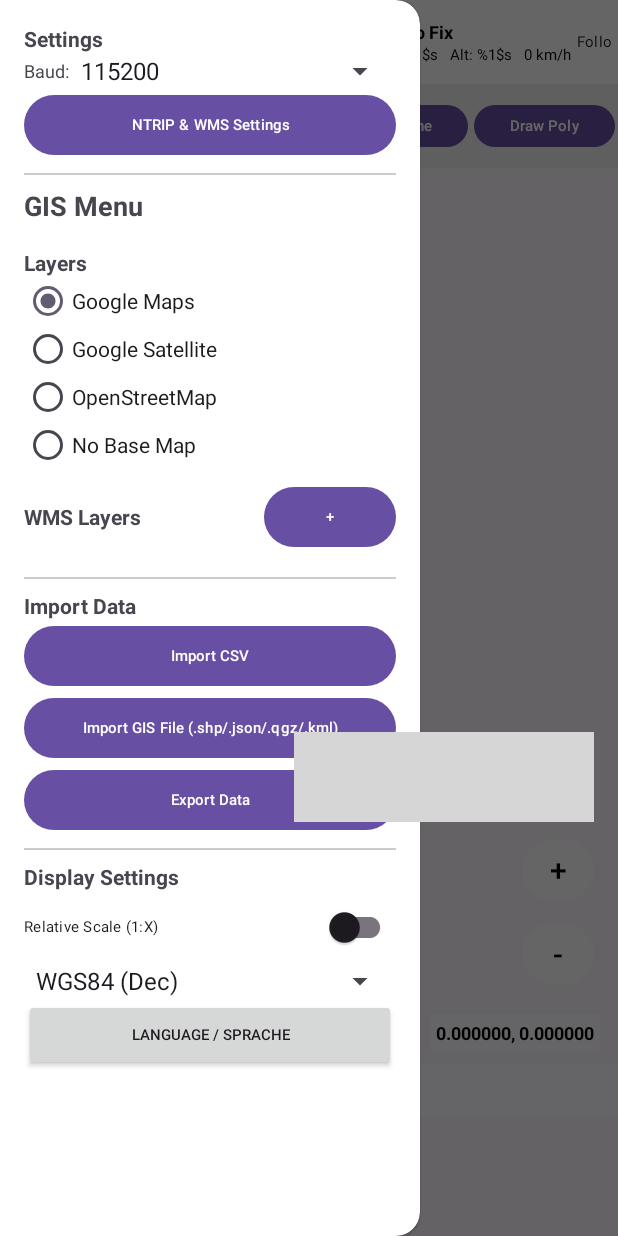
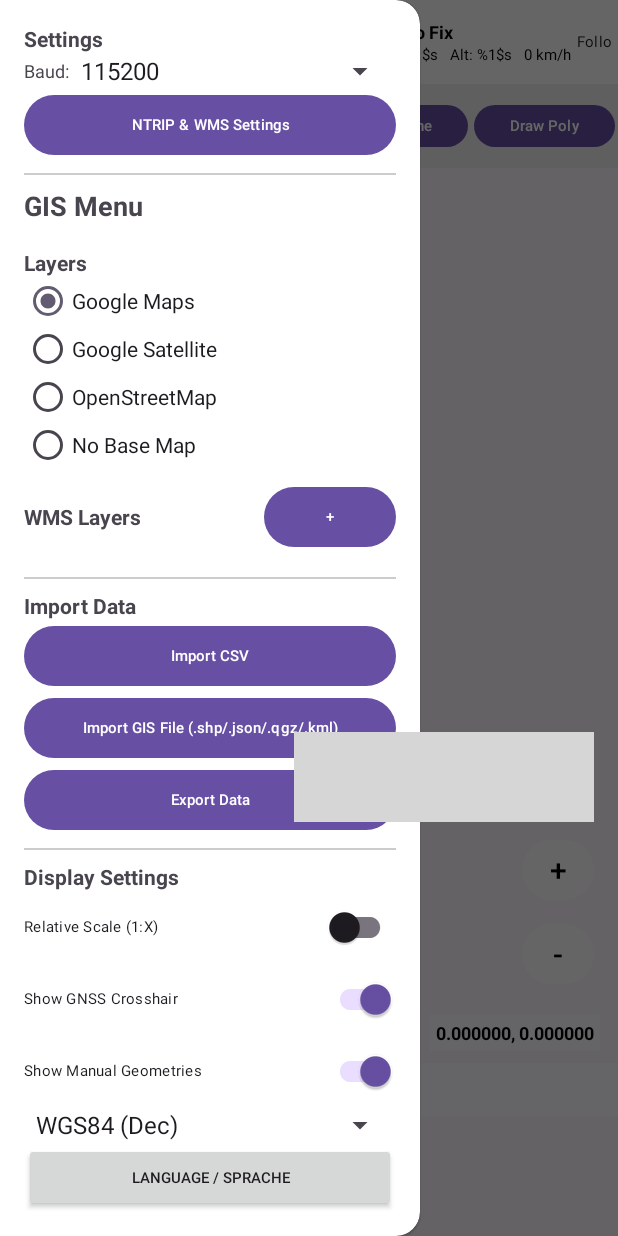
Before and after one commit to fahrradfahrer-sudo/gis_v3, an Android app: the screen it shows after launch (MainActivity), with the side drawer open, on a phone screen of 412 x 824 dp. Run offline under Robolectric (Android 15) with nearby library versions, the phone set to English and light mode, and no system bars; libraries missing offline, so code that uses them is left out: com.hoho.android, org.maplibre.android, org.maplibre.geojson; plain views replace MapView; 14 statements that could not run were skipped; grey boxes are pictures that could not be loaded.

Commit message:
feat: add GIS tools, German localization, and UI refinements
- Redesign GNSS crosshair and measurement targets with transparent centers and halos for better visibility.
- Implement 'Notes' field for all drawn and imported geometries.
- Add 'Add Point @ GNSS' tool to create features at current coordinates.
- Implement vertex snapping (Magnet) and 'Move by Distance/Bearing' editing tools.
- Add full German localization and persistent language switcher.
- Add UI toggles for GNSS crosshair and manual geometry visibility.
- Fix MapLibre expression issues for feature labels.

Co-authored-by: fahrradfahrer-sudo <214816447+fahrradfahrer-sudo@users.noreply.github.com>

```diff
--- a/app/src/main/java/de/witt3d_gis/MainActivity.kt
+++ b/app/src/main/java/de/witt3d_gis/MainActivity.kt
@@ -110,6 +110,8 @@ class MainActivity : AppCompatActivity(), SerialLocationManager.LocationListener
     private lateinit var arrowIcon: View
     private lateinit var scaleBar: ScaleBarView
     private lateinit var coordsText: TextView
+    private lateinit var crosshairSwitch: SwitchCompat
+    private lateinit var manualDataSwitch: SwitchCompat
     private lateinit var crsSpinner: Spinner
     private lateinit var wmsLayerContainer: LinearLayout
     private lateinit var addWmsButton: Button
@@ -227,6 +229,8 @@ class MainActivity : AppCompatActivity(), SerialLocationManager.LocationListener
         arrowIcon = findViewById(R.id.arrowIcon)
         scaleBar = findViewById(R.id.scaleBar)
         coordsText = findViewById(R.id.coordsText)
+        crosshairSwitch = navView.findViewById(R.id.crosshairSwitch)
+        manualDataSwitch = navView.findViewById(R.id.manualDataSwitch)
         wmsLayerContainer = navView.findViewById(R.id.wmsLayerContainer)
         addWmsButton = navView.findViewById(R.id.addWmsButton)
 
@@ -250,6 +254,16 @@ class MainActivity : AppCompatActivity(), SerialLocationManager.LocationListener
 
         navView.findViewById<SwitchCompat>(R.id.scaleModeSwitch).setOnCheckedChangeListener { _, isChecked ->
             scaleBar.isRelativeMode = isChecked
+        }
+
+        crosshairSwitch.setOnCheckedChangeListener { _, isChecked ->
+            if (::map.isInitialized) {
+                map.locationComponent.isLocationComponentEnabled = isChecked
+            }
+        }
+
+        manualDataSwitch.setOnCheckedChangeListener { _, _ ->
+            refreshFeatureLayer()
         }
 
         serialLocationManager = SerialLocationManager(this)
@@ -597,7 +611,7 @@ class MainActivity : AppCompatActivity(), SerialLocationManager.LocationListener
                     .build()
 
                 map.locationComponent.activateLocationComponent(options)
-                map.locationComponent.isLocationComponentEnabled = true
+                map.locationComponent.isLocationComponentEnabled = if (::crosshairSwitch.isInitialized) crosshairSwitch.isChecked else true
                 map.locationComponent.renderMode = RenderMode.NORMAL
                 map.locationComponent.cameraMode = CameraMode.NONE
 
@@ -1369,6 +1383,15 @@ class MainActivity : AppCompatActivity(), SerialLocationManager.LocationListener
     private fun refreshFeatureLayer() {
         if (!::map.isInitialized) return
         val style = map.style ?: return
+
+        if (::manualDataSwitch.isInitialized && !manualDataSwitch.isChecked) {
+            style.removeLayer("import-fill-layer")
+            style.removeLayer("import-line-layer")
+            style.removeLayer("import-circle-layer")
+            style.removeLayer("import-label-layer")
+            return
+        }
+
         try {
             val collection = FeatureCollection.fromFeatures(ArrayList(currentFeatures))
             val source = style.getSource("import-source") as? GeoJsonSource
@@ -1421,7 +1444,20 @@ class MainActivity : AppCompatActivity(), SerialLocationManager.LocationListener
             if (style.getLayer("import-label-layer") == null) {
                 style.addLayer(SymbolLayer("import-label-layer", "import-source").apply {
                     setProperties(
-                        PropertyFactory.textField(org.maplibre.android.style.expressions.Expression.coalesce(org.maplibre.android.style.expressions.Expression.get("name"), org.maplibre.android.style.expressions.Expression.literal(""))),
+                        PropertyFactory.textField(
+                            org.maplibre.android.style.expressions.Expression.format(
+                                org.maplibre.android.style.expressions.Expression.formatEntry(
+                                    org.maplibre.android.style.expressions.Expression.coalesce(org.maplibre.android.style.expressions.Expression.get("name"), org.maplibre.android.style.expressions.Expression.literal(""))
+                                ),
+                                org.maplibre.android.style.expressions.Expression.formatEntry(
+                                    org.maplibre.android.style.expressions.Expression.switchCase(
+                                        org.maplibre.android.style.expressions.Expression.has("notes"),
+                                        org.maplibre.android.style.expressions.Expression.concat(org.maplibre.android.style.expressions.Expression.literal("\n"), org.maplibre.android.style.expressions.Expression.get("notes")),
+                                        org.maplibre.android.style.expressions.Expression.literal("")
+                                    )
+                                )
+                            )
+                        ),
                         PropertyFactory.textSize(14f),
                         PropertyFactory.textOffset(arrayOf(0f, 1.5f)),
                         PropertyFactory.textColor(Color.BLACK),
@@ -1435,7 +1471,7 @@ class MainActivity : AppCompatActivity(), SerialLocationManager.LocationListener
                 })
             }
 
-            // Ensure layers are correctly ordered and visible
+            // Ensure layers are correctly ordered and visible at the top
             style.getLayer("import-fill-layer")?.let { l -> style.removeLayer(l); style.addLayer(l) }
             style.getLayer("import-line-layer")?.let { l -> style.removeLayer(l); style.addLayer(l) }
             style.getLayer("import-circle-layer")?.let { l -> style.removeLayer(l); style.addLayer(l) }
@@ -1642,7 +1678,9 @@ class MainActivity : AppCompatActivity(), SerialLocationManager.LocationListener
         }
         val layout = LinearLayout(this).apply { orientation = LinearLayout.VERTICAL; setPadding(60, 20, 60, 0) }
         val nameInput = EditText(this).apply { hint = getString(R.string.name) }
+        val notesInput = EditText(this).apply { hint = getString(R.string.notes) }
         layout.addView(nameInput)
+        layout.addView(notesInput)
 
         AlertDialog.Builder(this)
             .setTitle(R.string.add_pt_gnss)
@@ -1650,9 +1688,10 @@ class MainActivity : AppCompatActivity(), SerialLocationManager.LocationListener
             .setPositiveButton(R.string.save) { _, _ ->
                 val f = Feature.fromGeometry(Point.fromLngLat(loc.longitude, loc.latitude))
                 f.addStringProperty("name", nameInput.text.toString())
+                f.addStringProperty("notes", notesInput.text.toString())
                 currentFeatures.add(f)
                 refreshFeatureLayer()
-                Toast.makeText(this, "Point added", Toast.LENGTH_SHORT).show()
+                Toast.makeText(this, getString(R.string.point_added), Toast.LENGTH_SHORT).show()
             }
             .setNegativeButton(R.string.cancel, null)
             .show()
@@ -1663,7 +1702,9 @@ class MainActivity : AppCompatActivity(), SerialLocationManager.LocationListener
             1 -> {
                 val layout = LinearLayout(this).apply { orientation = LinearLayout.VERTICAL; setPadding(60, 20, 60, 0) }
                 val nameInput = EditText(this).apply { hint = getString(R.string.name) }
+                val notesInput = EditText(this).apply { hint = getString(R.string.notes) }
                 layout.addView(nameInput)
+                layout.addView(notesInput)
 
                 AlertDialog.Builder(this)
                     .setTitle(R.string.draw_pt)
@@ -1671,6 +1712,7 @@ class MainActivity : AppCompatActivity(), SerialLocationManager.LocationListener
                     .setPositiveButton(R.string.save) { _, _ ->
                         val f = Feature.fromGeometry(Point.fromLngLat(latLng.longitude, latLng.latitude))
                         f.addStringProperty("name", nameInput.text.toString())
+                        f.addStringProperty("notes", notesInput.text.toString())
                         currentFeatures.add(f)
                         refreshFeatureLayer()
                         drawingMode = 0
@@ -1722,7 +1764,9 @@ class MainActivity : AppCompatActivity(), SerialLocationManager.LocationListener
         if (drawPoints.size >= 2) {
             val layout = LinearLayout(this).apply { orientation = LinearLayout.VERTICAL; setPadding(60, 20, 60, 0) }
             val nameInput = EditText(this).apply { hint = getString(R.string.name) }
+            val notesInput = EditText(this).apply { hint = getString(R.string.notes) }
             layout.addView(nameInput)
+            layout.addView(notesInput)
 
             AlertDialog.Builder(this)
                 .setTitle(R.string.draw_line)
@@ -1730,6 +1774,7 @@ class MainActivity : AppCompatActivity(), SerialLocationManager.LocationListener
                 .setPositiveButton(R.string.save) { _, _ ->
                     val f = Feature.fromGeometry(LineString.fromLngLats(drawPoints.map { Point.fromLngLat(it.longitude, it.latitude) }))
                     f.addStringProperty("name", nameInput.text.toString())
+                    f.addStringProperty("notes", notesInput.text.toString())
                     currentFeatures.add(f)
                     drawPoints.clear()
                     updateTempDrawing()
@@ -1756,7 +1801,9 @@ class MainActivity : AppCompatActivity(), SerialLocationManager.LocationListener
         if (drawPoints.size >= 3) {
             val layout = LinearLayout(this).apply { orientation = LinearLayout.VERTICAL; setPadding(60, 20, 60, 0) }
             val nameInput = EditText(this).apply { hint = getString(R.string.name) }
+            val notesInput = EditText(this).apply { hint = getString(R.string.notes) }
             layout.addView(nameInput)
+            layout.addView(notesInput)
 
             AlertDialog.Builder(this)
                 .setTitle(R.string.draw_poly)
@@ -1766,6 +1813,7 @@ class MainActivity : AppCompatActivity(), SerialLocationManager.LocationListener
                     pts.add(pts[0]) // Close
                     val f = Feature.fromGeometry(Polygon.fromLngLats(listOf(pts)))
                     f.addStringProperty("name", nameInput.text.toString())
+                    f.addStringProperty("notes", notesInput.text.toString())
                     currentFeatures.add(f)
                     drawPoints.clear()
                     updateTempDrawing()
@@ -1846,7 +1894,12 @@ class MainActivity : AppCompatActivity(), SerialLocationManager.LocationListener
                 setText(f.getStringProperty("name") ?: "")
                 hint = getString(R.string.name)
             }
+            val notesInput = EditText(this).apply {
+                setText(f.getStringProperty("notes") ?: "")
+                hint = getString(R.string.notes)
+            }
             dialogView.addView(nameInput)
+            dialogView.addView(notesInput)
 
             val buttonRow1 = LinearLayout(this).apply { orientation = LinearLayout.HORIZONTAL }
             val buttonRow2 = LinearLayout(this).apply { orientation = LinearLayout.HORIZONTAL }
@@ -1887,6 +1940,7 @@ class MainActivity : AppCompatActivity(), SerialLocationManager.LocationListener
                 text = getString(R.string.save)
                 setOnClickListener {
                     f.addStringProperty("name", nameInput.text.toString())
+                    f.addStringProperty("notes", notesInput.text.toString())
                     refreshFeatureLayer()
                     alertDialog.dismiss()
                 }
--- a/app/src/main/res/drawable/ic_crosshair.xml
+++ b/app/src/main/res/drawable/ic_crosshair.xml
@@ -3,15 +3,17 @@
     android:height="32dp"
     android:viewportWidth="32"
     android:viewportHeight="32">
-    <!-- Smaller Circle -->
+    <!-- Rotated 45 degrees crosshair (X shape) without center dot -->
+    <!-- White halo for contrast -->
+    <path
+        android:strokeColor="#FFFFFF"
+        android:strokeWidth="4.0"
+        android:strokeLineCap="round"
+        android:pathData="M8,8 L24,24 M24,8 L8,24" />
+    <!-- Black crosshair lines -->
     <path
         android:strokeColor="#000000"
-        android:strokeWidth="1.0"
-        android:pathData="M16,16 m-8,0 a8,8 0 1,0 16,0 a8,8 0 1,0 -16,0" />
-
-    <!-- Thinner Cross lines with gap in center -->
-    <path
-        android:strokeColor="#000000"
-        android:strokeWidth="1.0"
-        android:pathData="M16,4 L16,12 M16,20 L16,28 M4,16 L12,16 M20,16 L28,16" />
+        android:strokeWidth="1.5"
+        android:strokeLineCap="round"
+        android:pathData="M8,8 L24,24 M24,8 L8,24" />
 </vector>
--- a/app/src/main/res/drawable/ic_measure_target.xml
+++ b/app/src/main/res/drawable/ic_measure_target.xml
@@ -3,14 +3,14 @@
     android:height="32dp"
     android:viewportWidth="32"
     android:viewportHeight="32">
-    <!-- Halo -->
+    <!-- Halo for contrast -->
     <path
         android:strokeColor="#FFFFFF"
-        android:strokeWidth="2.5"
-        android:pathData="M16,16 m-10,0 a10,10 0 1,0 20,0 a10,10 0 1,0 -20,0 M16,2 L16,30 M2,16 L30,16" />
-    <!-- Crosshair -->
+        android:strokeWidth="3.0"
+        android:pathData="M16,16 m-10,0 a10,10 0 1,0 20,0 a10,10 0 1,0 -20,0 M16,4 L16,10 M16,22 L16,28 M4,16 L10,16 M22,16 L28,16" />
+    <!-- Blue target crosshair with empty center -->
     <path
         android:strokeColor="#0000FF"
         android:strokeWidth="1.5"
-        android:pathData="M16,16 m-10,0 a10,10 0 1,0 20,0 a10,10 0 1,0 -20,0 M16,2 L16,30 M2,16 L30,16" />
+        android:pathData="M16,16 m-10,0 a10,10 0 1,0 20,0 a10,10 0 1,0 -20,0 M16,4 L16,10 M16,22 L16,28 M4,16 L10,16 M22,16 L28,16" />
 </vector>
--- a/app/src/main/res/drawable/ic_measure_target_last.xml
+++ b/app/src/main/res/drawable/ic_measure_target_last.xml
@@ -3,14 +3,14 @@
     android:height="32dp"
     android:viewportWidth="32"
     android:viewportHeight="32">
-    <!-- Halo -->
+    <!-- Halo for contrast -->
     <path
         android:strokeColor="#FFFFFF"
-        android:strokeWidth="2.5"
-        android:pathData="M16,16 m-10,0 a10,10 0 1,0 20,0 a10,10 0 1,0 -20,0 M16,2 L16,30 M2,16 L30,16" />
-    <!-- Crosshair -->
+        android:strokeWidth="3.0"
+        android:pathData="M16,16 m-10,0 a10,10 0 1,0 20,0 a10,10 0 1,0 -20,0 M16,4 L16,10 M16,22 L16,28 M4,16 L10,16 M22,16 L28,16" />
+    <!-- Red target crosshair with empty center (for last point) -->
     <path
         android:strokeColor="#FF0000"
-        android:strokeWidth="2.0"
-        android:pathData="M16,16 m-10,0 a10,10 0 1,0 20,0 a10,10 0 1,0 -20,0 M16,2 L16,30 M2,16 L30,16" />
+        android:strokeWidth="1.5"
+        android:pathData="M16,16 m-10,0 a10,10 0 1,0 20,0 a10,10 0 1,0 -20,0 M16,4 L16,10 M16,22 L16,28 M4,16 L10,16 M22,16 L28,16" />
 </vector>
--- a/app/src/main/res/layout/activity_main.xml
+++ b/app/src/main/res/layout/activity_main.xml
@@ -445,6 +445,22 @@
                 android:text="@string/relative_scale"
                 android:textSize="10sp" />
 
+            <androidx.appcompat.widget.SwitchCompat
+                android:id="@+id/crosshairSwitch"
+                android:layout_width="match_parent"
+                android:layout_height="wrap_content"
+                android:text="@string/show_gnss_crosshair"
+                android:checked="true"
+                android:textSize="10sp" />
+
+            <androidx.appcompat.widget.SwitchCompat
+                android:id="@+id/manualDataSwitch"
+                android:layout_width="match_parent"
+                android:layout_height="wrap_content"
+                android:text="@string/show_manual_geometries"
+                android:checked="true"
+                android:textSize="10sp" />
+
             <Spinner
                 android:id="@+id/crsSpinner"
                 android:layout_width="match_parent"
--- a/app/src/main/res/values/strings.xml
+++ b/app/src/main/res/values/strings.xml
@@ -28,7 +28,10 @@
     <string name="export_data">Export Data</string>
     <string name="display_settings">Display Settings</string>
     <string name="relative_scale">Relative Scale (1:X)</string>
+    <string name="show_gnss_crosshair">Show GNSS Crosshair</string>
+    <string name="show_manual_geometries">Show Manual Geometries</string>
     <string name="name">Name</string>
+    <string name="notes">Notes</string>
     <string name="status_edit">Edit: Tap a feature to edit or delete</string>
     <string name="save">Save</string>
     <string name="cancel">Cancel</string>
```
Also changed, not shown: 1 other file.
